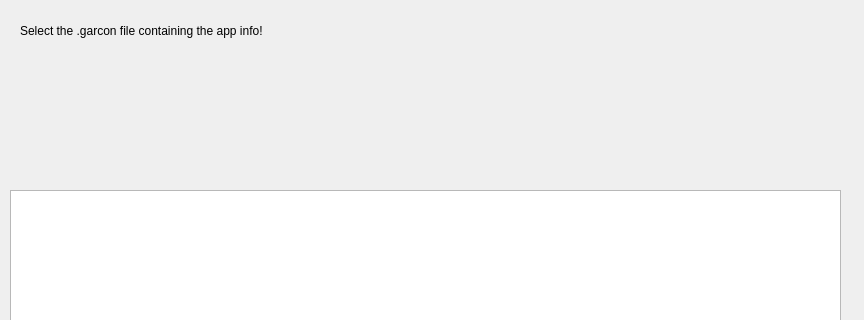
First picture: the form in VRMenu/VR_GUI/GUI/VRMenu/dialog.ui, repository ktgilgen/garcon, before the edit; both pictures show x 0 to 864 and y 0 to 320 of the 864 by 687 pixel window.
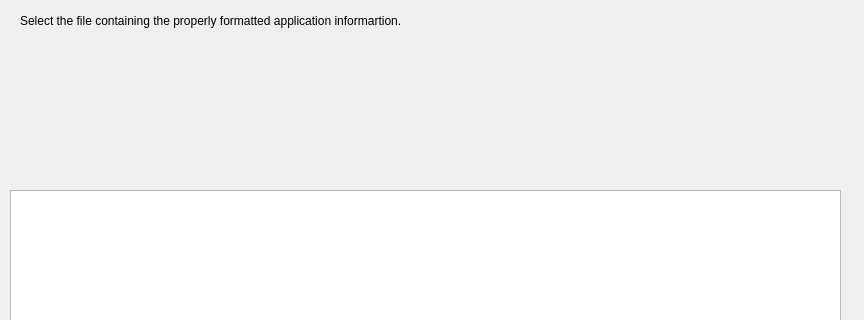
Second picture: the form after the edit.

Commit message: Set columns in tree view

The edit to the form file:
```diff
--- a/VRMenu/VR_GUI/GUI/VRMenu/dialog.ui
+++ b/VRMenu/VR_GUI/GUI/VRMenu/dialog.ui
@@ -54,12 +54,12 @@
     <rect>
      <x>20</x>
      <y>0</y>
-     <width>701</width>
-     <height>61</height>
+     <width>501</width>
+     <height>41</height>
     </rect>
    </property>
    <property name="text">
-    <string>Select the .garcon file containing the app info!</string>
+    <string>Select the file containing the properly formatted application informartion.</string>
    </property>
   </widget>
  </widget>
```
The commit also changes 2 other files.
